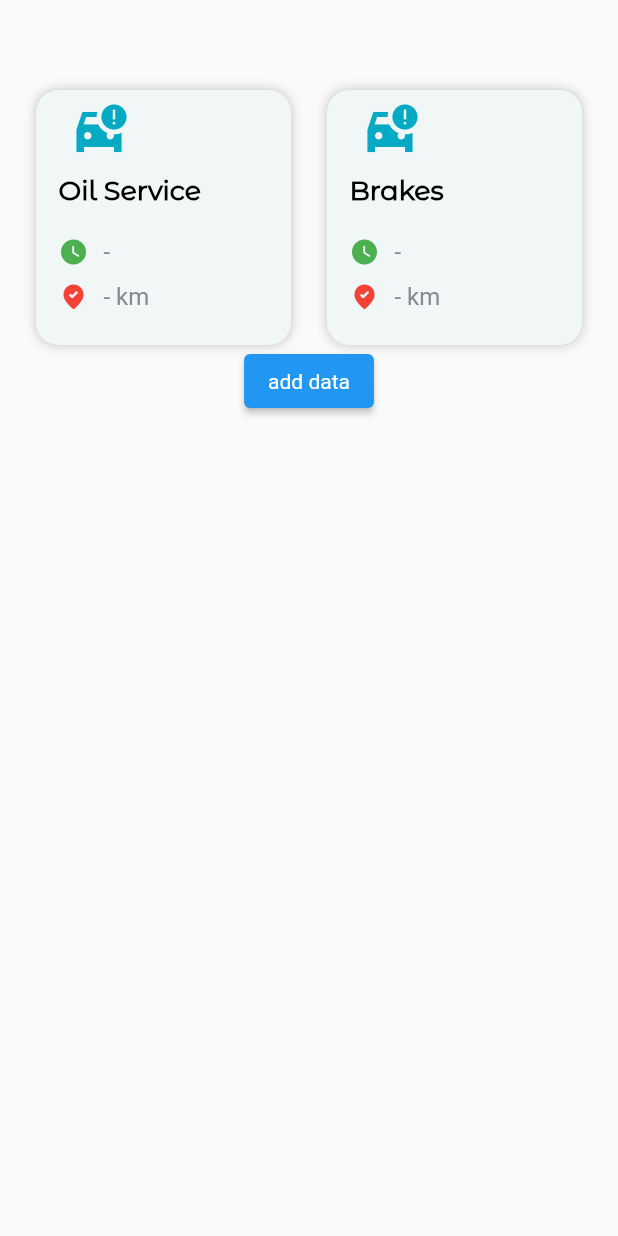
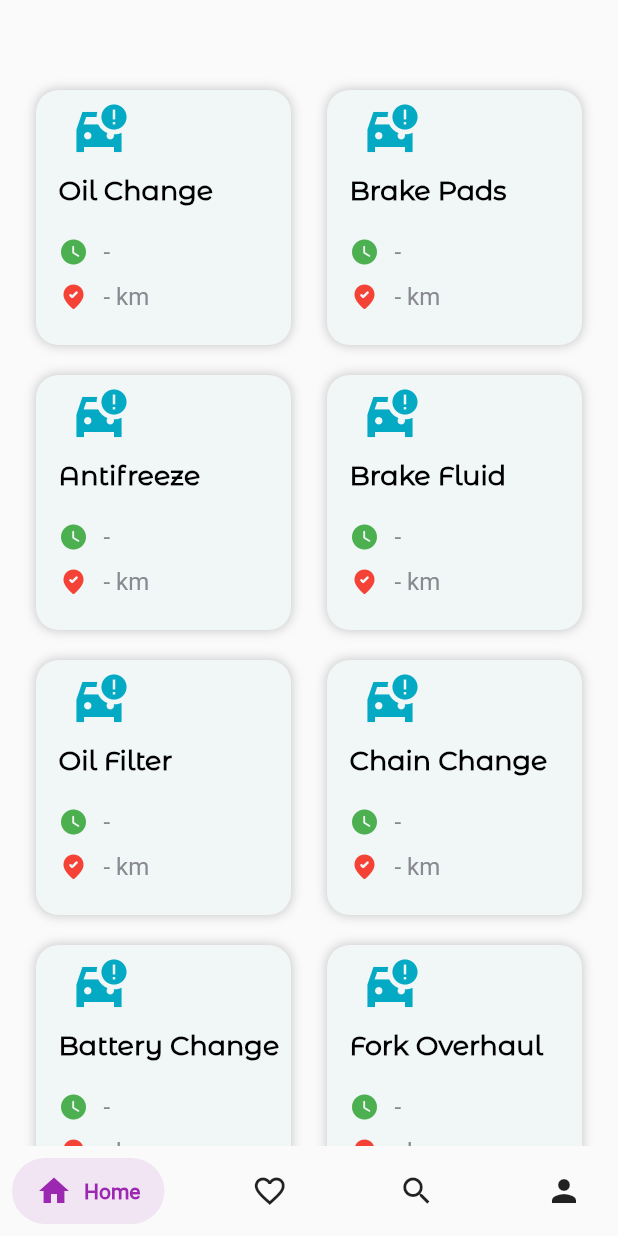
Before and after one commit to Chewbacca-14/My-Moto-App-Flutter, a Flutter app: the RegisterPage screen opened by its route, after a tap on "Sign Up", on a phone screen of 412 x 824 dp. Run offline on Flutter 3.47's test engine with Material 2 defaults, Android fonts, the phone set to English and light mode, and no system bars; drawn by our look-alikes of salomon_bottom_bar; our stand-ins replace cloud_firestore, easy_splash_screen, firebase_auth, firebase_core, scroll_date_picker; accounts and stored records are empty; network calls fail.

Commit message:
new features

```diff
--- a/lib/helpers/text_field.dart
+++ b/lib/helpers/text_field.dart
@@ -1,4 +1,5 @@
 import 'package:flutter/material.dart';
+import 'package:flutter/services.dart';
 
 import 'colors_palette.dart';
 
@@ -9,16 +10,19 @@
       this.onFieldSubmitted,
       this.autofocus,
       this.focusNode,
-      required this.icon,
+       this.icon,
       this.suffixIcon,
       required this.controller,
       this.keyboardType,
       this.errorText,
       this.obscure,
+      this.border,
+      this.format,
+      this.maxLength,
       this.validator});
   final String hintText;
-  final Icon icon;
-  final suffixIcon;
+  final Icon? icon;
+  final IconButton? suffixIcon;
   final TextEditingController controller;
 
   // ignore: prefer_typing_uninitialized_variables
@@ -27,8 +31,11 @@
   final String? errorText;
   final FocusNode? focusNode;
   final bool? autofocus;
-  final onFieldSubmitted;
+  final void Function(String)? onFieldSubmitted;
   final bool? obscure;
+  final List<TextInputFormatter>? format;
+  final int? maxLength;
+  final InputBorder? border;
   @override
   State<CustomTextField> createState() => _CustomTextFieldState();
 }
@@ -39,7 +46,9 @@
     return Padding(
       padding: const EdgeInsets.only(left: 20, right: 30),
       child: TextFormField(
-
+        maxLines: 1,
+        maxLength: widget.maxLength,
+        inputFormatters: widget.format,
         obscureText: widget.obscure ?? false,
         onFieldSubmitted: widget.onFieldSubmitted,
         autofocus: widget.autofocus ?? false,
@@ -48,18 +57,17 @@
         validator: widget.validator,
         controller: widget.controller,
         decoration: InputDecoration(
+          counterText: '',
           errorText: widget.errorText,
-          border: InputBorder.none,
+          border: widget.border ?? InputBorder.none,
           hintText: widget.hintText,
           hintStyle: const TextStyle(
             fontFamily: 'Roboto',
             color: MyColors.mainGreySecond,
             fontSize: 16,
           ),
-
           icon: widget.icon,
           suffixIcon: widget.suffixIcon,
-
         ),
       ),
     );
--- a/lib/main.dart
+++ b/lib/main.dart
@@ -2,6 +2,7 @@
 import 'package:flutter/material.dart';
 import 'package:motoappv2/components/custom_dialog.dart';
 import 'package:motoappv2/pages/home_page.dart';
+import 'package:motoappv2/pages/menu_page.dart';
 import 'package:motoappv2/registration_pages.dart/forgot_password.dart';
 import 'package:motoappv2/registration_pages.dart/verify_page.dart';
 import 'pages/splash_screen.dart';
@@ -32,6 +33,7 @@
         '/home': (context) => const HomePage(),
         '/forgotPw':(context) => const ForgotPaswordPage(),
         '/dialog': (context) => const CustomDialog(),
+        '/menu': (context) => MenuPage(),
       },
     );
   }
--- a/lib/pages/home_page.dart
+++ b/lib/pages/home_page.dart
@@ -17,8 +17,14 @@
   var user = FirebaseAuth.instance.currentUser;
 
   List<String> names = [
-    'Oil Service',
-    'Brakes'
+    'Oil Change',
+    'Brake Pads',
+    'Antifreeze',
+    'Brake Fluid',
+    'Oil Filter',
+    'Chain Change',
+    'Battery Change',
+    'Fork Overhaul',
   ];
   @override
   Widget build(BuildContext context) {
@@ -32,13 +38,20 @@
         builder: (context, snapshot) {
           if (snapshot.hasData) {
             var doc = snapshot.data!.docs;
-            var os =
-                doc.firstWhereOrNull(((d) => d['name'] == names[0]));
-                 var brakes =
-                doc.firstWhereOrNull(((d) => d['name'] == names[1]));
 
+            var oil = doc.firstWhereOrNull(((d) => d['name'] == names[0]));
+            var brakes = doc.firstWhereOrNull(((d) => d['name'] == names[1]));
+            var antifreeze =
+                doc.firstWhereOrNull(((d) => d['name'] == names[2]));
+            var bf = doc.firstWhereOrNull(((d) => d['name'] == names[3]));
+            var of = doc.firstWhereOrNull(((d) => d['name'] == names[4]));
+            var chain = doc.firstWhereOrNull(((d) => d['name'] == names[5]));
+            var battery = doc.firstWhereOrNull(((d) => d['name'] == names[6]));
+            var fork = doc.firstWhereOrNull(((d) => d['name'] == names[7]));
 
-            return Center(
+            return SingleChildScrollView(
+              physics: const BouncingScrollPhysics(),
+              child: Center(
                 child: Column(
                   children: [
                     const SizedBox(height: 60),
@@ -46,31 +59,72 @@
                       mainAxisAlignment: MainAxisAlignment.spaceEvenly,
                       children: [
                         MainCard(
-                          mileage: os?['mileage'] ?? '-',
+                          mileage: oil?['mileage'] ?? '-',
                           name: names[0],
-                          date: os?['date'] ?? '-',
+                          date: oil?['date'] ?? '-',
                         ),
                         MainCard(
                           mileage: brakes?['mileage'] ?? '-',
                           name: names[1],
                           date: brakes?['date'] ?? '-',
                         ),
+                      ],
+                    ),
+                    const SizedBox(height: 20),
+                    Row(
+                      mainAxisAlignment: MainAxisAlignment.spaceEvenly,
+                      children: [
+                        MainCard(
+                          mileage: antifreeze?['mileage'] ?? '-',
+                          name: names[2],
+                          date: antifreeze?['date'] ?? '-',
+                        ),
+                        MainCard(
+                          mileage: bf?['mileage'] ?? '-',
+                          name: names[3],
+                          date: bf?['date'] ?? '-',
+                        ),
+                      ],
+                    ),
+                    const SizedBox(height: 20),
+                    Row(
+                      mainAxisAlignment: MainAxisAlignment.spaceEvenly,
+                      children: [
+                        MainCard(
+                          mileage: of?['mileage'] ?? '-',
+                          name: names[4],
+                          date: of?['date'] ?? '-',
+                        ),
+                        MainCard(
+                          mileage: chain?['mileage'] ?? '-',
+                          name: names[5],
+                          date: chain?['date'] ?? '-',
+                        ),
+                      ],
+                    ),
+                    const SizedBox(height: 20),
+                    Row(
+                      mainAxisAlignment: MainAxisAlignment.spaceEvenly,
+                      children: [
+                        MainCard(
+                          mileage: battery?['mileage'] ?? '-',
+                          name: names[6],
+                          date: battery?['date'] ?? '-',
+                        ),
+                        MainCard(
+                          mileage: fork?['mileage'] ?? '-',
+                          name: names[7],
+                          date: fork?['date'] ?? '-',
+                        ),
+                      ],
+                    ),
 
                   ],
                 ),
-                  ElevatedButton(
-                    onPressed: () {},
-                    child: const Text(
-                      'add data',
-                    ),
-                  ),
-                ],
               ),
             );
-          } else {
-            print('ERror');
           }
-          return SizedBox();
+          return const SizedBox();
         },
       ),
     );
--- /dev/null
+++ b/lib/pages/menu_page.dart
@@ -0,0 +1,64 @@
+import 'package:flutter/material.dart';
+import 'package:motoappv2/pages/home_page.dart';
+import 'package:salomon_bottom_bar/salomon_bottom_bar.dart';
+
+void main() {
+  runApp(MenuPage());
+}
+
+class MenuPage extends StatefulWidget {
+  static final title = 'salomon_bottom_bar';
+
+  @override
+  _MenuPageState createState() => _MenuPageState();
+}
+
+class _MenuPageState extends State<MenuPage> {
+  var _currentIndex = 0;
+  List<Widget> pageList = [
+   HomePage()
+  ];
+
+  @override
+  Widget build(BuildContext context) {
+    return Scaffold(
+      bottomNavigationBar: SalomonBottomBar(
+          currentIndex: _currentIndex,
+          onTap: (i) => setState(() => _currentIndex = i),
+          items: [
+            /// Home
+            SalomonBottomBarItem(
+              icon: Icon(Icons.home),
+              title: Text("Home"),
+              selectedColor: Colors.purple,
+            ),
+
+            /// Likes
+            SalomonBottomBarItem(
+              icon: Icon(Icons.favorite_border),
+              title: Text("Likes"),
+              selectedColor: Colors.pink,
+            ),
+
+            /// Search
+            SalomonBottomBarItem(
+              icon: Icon(Icons.search),
+              title: Text("Search"),
+              selectedColor: Colors.orange,
+            ),
+
+            /// Profile
+            SalomonBottomBarItem(
+              icon: Icon(Icons.person),
+              title: Text("Profile"),
+              selectedColor: Colors.teal,
+            ),
+          ],
+        ),
+
+     body: pageList[_currentIndex]
+
+
+    );
+  }
+}
--- a/lib/pages/splash_screen.dart
+++ b/lib/pages/splash_screen.dart
@@ -9,6 +9,7 @@
 import 'package:motoappv2/registration_pages.dart/register_page.dart';
 
 import '../helpers/colors_palette.dart';
+import 'menu_page.dart';
 
 class SplashScreen extends StatefulWidget {
   const SplashScreen({super.key});
@@ -54,7 +55,7 @@
       logo: Image.asset('assets/images/white_logo.png'),
       backgroundColor: MyColors.mainOrange,
       durationInSeconds: 2,
-      navigator: _isUserLoggedIn ? const HomePage() : const RegisterPage(),
+      navigator: _isUserLoggedIn ?  MenuPage() : const RegisterPage(),
       showLoader: false,
     );
   }
--- a/lib/registration_pages.dart/auth_provider.dart
+++ b/lib/registration_pages.dart/auth_provider.dart
@@ -27,7 +27,7 @@
         email: email,
         password: password,
       );
-      Navigator.pushReplacementNamed(context, '/home');
+      Navigator.pushReplacementNamed(context, '/menu');
       debugPrint('Login');
     } catch (e) {
       // Обработка ошибки:
--- a/lib/registration_pages.dart/forgot_password.dart
+++ b/lib/registration_pages.dart/forgot_password.dart
@@ -1,6 +1,5 @@
 import 'dart:async';
 
-import 'package:firebase_auth/firebase_auth.dart';
 import 'package:flutter/material.dart';
 import 'package:motoappv2/helpers/colors_palette.dart';
 import 'package:motoappv2/helpers/custom_button.dart';
@@ -72,7 +71,7 @@
                           .forgotPassword(_emailController.text, context);
                       if (result == true) {
                       timer =
-                          Timer.periodic(Duration(seconds: 1), (Timer timer) {
+                          Timer.periodic(const Duration(seconds: 1), (Timer timer) {
                         if (secondsRemaining > 0) {
                           setState(() {
                             secondsRemaining--;
--- a/lib/registration_pages.dart/register_page.dart
+++ b/lib/registration_pages.dart/register_page.dart
@@ -76,7 +76,7 @@
                 icon: const Icon(
                   Icons.lock_open_outlined,
                 ),
-                suffixIcon: const Icon(Icons.remove_red_eye_rounded),
+                suffixIcon: IconButton(icon: const Icon(Icons.remove_red_eye_rounded), onPressed: () {},)
               ),
               const SizedBox(height: 15),
               CustomTextField(
@@ -88,12 +88,12 @@
                 icon: const Icon(
                   Icons.lock_open_outlined,
                 ),
-                suffixIcon: const Icon(Icons.remove_red_eye_rounded),
+                suffixIcon: IconButton(icon: const Icon(Icons.remove_red_eye_rounded), onPressed: () {},)
               ),
               const SizedBox(height: 35),
               CustomButton(
                   onTap: () {
-                    Navigator.pushNamed(context, '/home');
+                    Navigator.pushNamed(context, '/menu');
                   },
                   text: 'Sign Up'),
               const SizedBox(height: 30),
--- a/lib/registration_pages.dart/verify_page.dart
+++ b/lib/registration_pages.dart/verify_page.dart
@@ -56,7 +56,7 @@
       if (user!.emailVerified) {
         debugPrint('Email пользователя подтвержден');
         // ignore: use_build_context_synchronously
-        Navigator.pushReplacementNamed(context, '/home');
+        Navigator.pushReplacementNamed(context, '/menu');
       } else {
         debugPrint('Email пользователя не был подтвержден');
       }
--- a/pubspec.yaml
+++ b/pubspec.yaml
@@ -38,6 +38,7 @@
   change_app_package_name: ^1.1.0
   scroll_date_picker: ^3.7.0
   collection: ^1.17.1
+  salomon_bottom_bar: ^3.3.2
 
   # The following adds the Cupertino Icons font to your application.
   # Use with the CupertinoIcons class for iOS style icons.
```
Also changed, not shown: lib/components/custom_dialog.dart (+92 -23 lines), lib/utils/formatter.dart (added, +48 -0 lines), pubspec.lock, 1 other file. Lines whose indentation alone changed are shown as unchanged.
